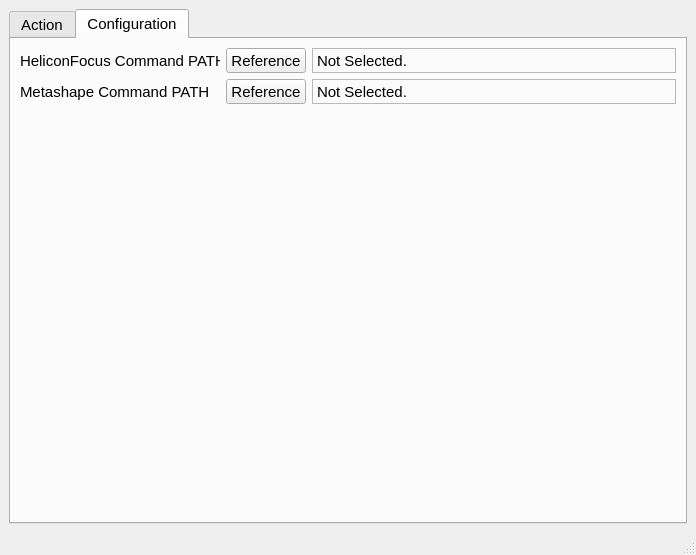
This is MainWindow.ui in InteractiveGraphicsLab/StackShot3XAutoShooter as Qt 5 draws it before an edit. The edited form follows.
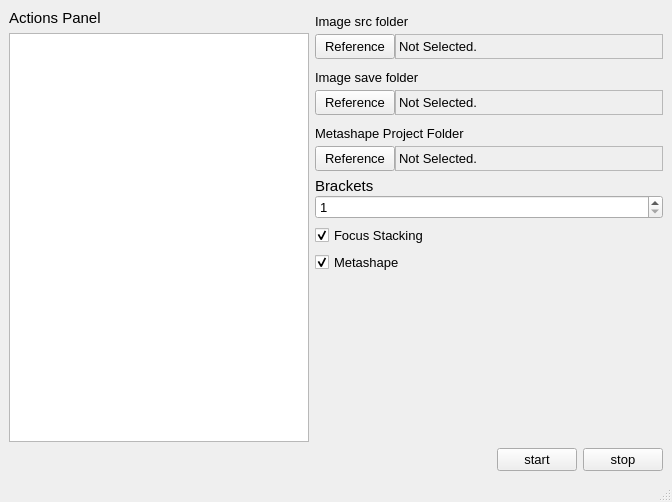
This is the edited form. The open tabs and pages were chosen to show the change.

What changed in the file:
```diff
--- a/MainWindow.ui
+++ b/MainWindow.ui
@@ -6,8 +6,8 @@
    <rect>
     <x>0</x>
     <y>0</y>
-    <width>696</width>
-    <height>555</height>
+    <width>672</width>
+    <height>502</height>
    </rect>
   </property>
   <property name="font">
@@ -19,37 +19,13 @@
    <string>MainWindow</string>
   </property>
   <widget class="QWidget" name="centralwidget">
-   <layout class="QHBoxLayout" name="horizontalLayout">
-    <item>
-     <widget class="QTabWidget" name="tabWidget">
-      <property name="font">
-       <font>
-        <pointsize>11</pointsize>
-       </font>
-      </property>
-      <property name="currentIndex">
-       <number>0</number>
-      </property>
-      <widget class="QWidget" name="Action">
-       <attribute name="title">
-        <string>Action</string>
-       </attribute>
-       <layout class="QVBoxLayout" name="verticalLayout_8">
-        <item>
+   <layout class="QGridLayout" name="gridLayout">
+    <item row="0" column="0">
          <layout class="QVBoxLayout" name="verticalLayout_7">
-          <property name="sizeConstraint">
-           <enum>QLayout::SetDefaultConstraint</enum>
-          </property>
           <item>
-           <layout class="QHBoxLayout" name="horizontalLayout_11">
+       <layout class="QHBoxLayout" name="horizontalLayout_5">
             <item>
-             <layout class="QVBoxLayout" name="actionsPanelLayout">
-              <property name="sizeConstraint">
-               <enum>QLayout::SetDefaultConstraint</enum>
-              </property>
-              <property name="rightMargin">
-               <number>0</number>
-              </property>
+         <layout class="QVBoxLayout" name="verticalLayout">
               <item>
                <widget class="QLabel" name="actionsLabel">
                 <property name="sizePolicy">
@@ -97,20 +73,11 @@
             </item>
             <item>
              <layout class="QVBoxLayout" name="verticalLayout_6">
-              <property name="spacing">
-               <number>0</number>
-              </property>
-              <property name="bottomMargin">
-               <number>0</number>
-              </property>
               <item>
                <layout class="QVBoxLayout" name="imageSrcFolderLayout">
                 <property name="spacing">
                  <number>0</number>
                 </property>
-                <property name="bottomMargin">
-                 <number>10</number>
-                </property>
                 <item>
                  <widget class="QLabel" name="imageSrcFolderLabel">
                   <property name="minimumSize">
@@ -131,7 +98,7 @@
                  </widget>
                 </item>
                 <item>
-                 <layout class="QHBoxLayout" name="horizontalLayout_10">
+             <layout class="QHBoxLayout" name="horizontalLayout">
                   <item>
                    <widget class="QPushButton" name="imageSrcFolderReferenceButton">
                     <property name="sizePolicy">
@@ -215,9 +182,6 @@
                 <property name="spacing">
                  <number>0</number>
                 </property>
-                <property name="bottomMargin">
-                 <number>10</number>
-                </property>
                 <item>
                  <widget class="QLabel" name="imageSaveFolderLabel">
                   <property name="minimumSize">
@@ -316,9 +280,6 @@
                 <property name="spacing">
                  <number>0</number>
                 </property>
-                <property name="bottomMargin">
-                 <number>10</number>
-                </property>
                 <item>
                  <widget class="QLabel" name="metashapeProjectFolderLabel">
                   <property name="minimumSize">
@@ -339,7 +300,7 @@
                  </widget>
                 </item>
                 <item>
-                 <layout class="QHBoxLayout" name="horizontalLayout_9">
+             <layout class="QHBoxLayout" name="horizontalLayout_3">
                   <item>
                    <widget class="QPushButton" name="metashapeProjectFolderPathReferenceButton">
                     <property name="sizePolicy">
@@ -417,9 +378,6 @@
                 <property name="spacing">
                  <number>0</number>
                 </property>
-                <property name="bottomMargin">
-                 <number>10</number>
-                </property>
                 <item>
                  <widget class="QLabel" name="bracketsLabel">
                   <property name="font">
@@ -479,7 +437,7 @@
            </layout>
           </item>
           <item>
-           <layout class="QHBoxLayout" name="horizontalLayout_3">
+       <layout class="QHBoxLayout" name="horizontalLayout_4">
             <item>
              <spacer name="horizontalSpacer">
               <property name="orientation">
@@ -534,193 +492,6 @@
            </layout>
           </item>
          </layout>
-        </item>
-       </layout>
-      </widget>
-      <widget class="QWidget" name="Configuration">
-       <attribute name="title">
-        <string>Configuration</string>
-       </attribute>
-       <layout class="QFormLayout" name="formLayout">
-        <item row="0" column="0">
-         <widget class="QLabel" name="heliconfocusCommandPathLabel">
-          <property name="minimumSize">
-           <size>
-            <width>200</width>
-            <height>25</height>
-           </size>
-          </property>
-          <property name="maximumSize">
-           <size>
-            <width>105</width>
-            <height>25</height>
-           </size>
-          </property>
-          <property name="text">
-           <string>HeliconFocus Command PATH</string>
-          </property>
-         </widget>
-        </item>
-        <item row="0" column="1">
-         <layout class="QHBoxLayout" name="horizontalLayout_5">
-          <item>
-           <widget class="QPushButton" name="heliconFocusCommandPathReferenceButton">
-            <property name="sizePolicy">
-             <sizepolicy hsizetype="Minimum" vsizetype="Fixed">
-              <horstretch>0</horstretch>
-              <verstretch>0</verstretch>
-             </sizepolicy>
-            </property>
-            <property name="minimumSize">
-             <size>
-              <width>80</width>
-              <height>25</height>
-             </size>
-            </property>
-            <property name="maximumSize">
-             <size>
-              <width>80</width>
-              <height>25</height>
-             </size>
-            </property>
-            <property name="text">
-             <string>Reference</string>
-            </property>
-            <property name="iconSize">
-             <size>
-              <width>16</width>
-              <height>16</height>
-             </size>
-            </property>
-            <property name="autoDefault">
-             <bool>false</bool>
-            </property>
-            <property name="default">
-             <bool>false</bool>
-            </property>
-            <property name="flat">
-             <bool>false</bool>
-            </property>
-           </widget>
-          </item>
-          <item>
-           <widget class="QLabel" name="heliconfocusCommandPath">
-            <property name="minimumSize">
-             <size>
-              <width>0</width>
-              <height>25</height>
-             </size>
-            </property>
-            <property name="maximumSize">
-             <size>
-              <width>16777215</width>
-              <height>25</height>
-             </size>
-            </property>
-            <property name="frameShape">
-             <enum>QFrame::StyledPanel</enum>
-            </property>
-            <property name="frameShadow">
-             <enum>QFrame::Plain</enum>
-            </property>
-            <property name="text">
-             <string>Not Selected.</string>
-            </property>
-           </widget>
-          </item>
-         </layout>
-        </item>
-        <item row="1" column="0">
-         <widget class="QLabel" name="metashapeCommandPathLabel">
-          <property name="minimumSize">
-           <size>
-            <width>200</width>
-            <height>25</height>
-           </size>
-          </property>
-          <property name="maximumSize">
-           <size>
-            <width>105</width>
-            <height>25</height>
-           </size>
-          </property>
-          <property name="text">
-           <string>Metashape Command PATH</string>
-          </property>
-         </widget>
-        </item>
-        <item row="1" column="1">
-         <layout class="QHBoxLayout" name="horizontalLayout_6">
-          <item>
-           <widget class="QPushButton" name="metashapeCommandPathReferenceButton">
-            <property name="sizePolicy">
-             <sizepolicy hsizetype="Minimum" vsizetype="Fixed">
-              <horstretch>0</horstretch>
-              <verstretch>0</verstretch>
-             </sizepolicy>
-            </property>
-            <property name="minimumSize">
-             <size>
-              <width>80</width>
-              <height>25</height>
-             </size>
-            </property>
-            <property name="maximumSize">
-             <size>
-              <width>80</width>
-              <height>25</height>
-             </size>
-            </property>
-            <property name="text">
-             <string>Reference</string>
-            </property>
-            <property name="iconSize">
-             <size>
-              <width>16</width>
-              <height>16</height>
-             </size>
-            </property>
-            <property name="autoDefault">
-             <bool>false</bool>
-            </property>
-            <property name="default">
-             <bool>false</bool>
-            </property>
-            <property name="flat">
-             <bool>false</bool>
-            </property>
-           </widget>
-          </item>
-          <item>
-           <widget class="QLabel" name="metashapeCommandPath">
-            <property name="minimumSize">
-             <size>
-              <width>0</width>
-              <height>25</height>
-             </size>
-            </property>
-            <property name="maximumSize">
-             <size>
-              <width>16777215</width>
-              <height>25</height>
-             </size>
-            </property>
-            <property name="frameShape">
-             <enum>QFrame::StyledPanel</enum>
-            </property>
-            <property name="frameShadow">
-             <enum>QFrame::Plain</enum>
-            </property>
-            <property name="text">
-             <string>Not Selected.</string>
-            </property>
-           </widget>
-          </item>
-         </layout>
-        </item>
-       </layout>
-      </widget>
-     </widget>
     </item>
    </layout>
   </widget>
```
Left out of the diff: 10 changed lines with no effect on the pictures. Lines whose indentation alone changed are shown as unchanged.
